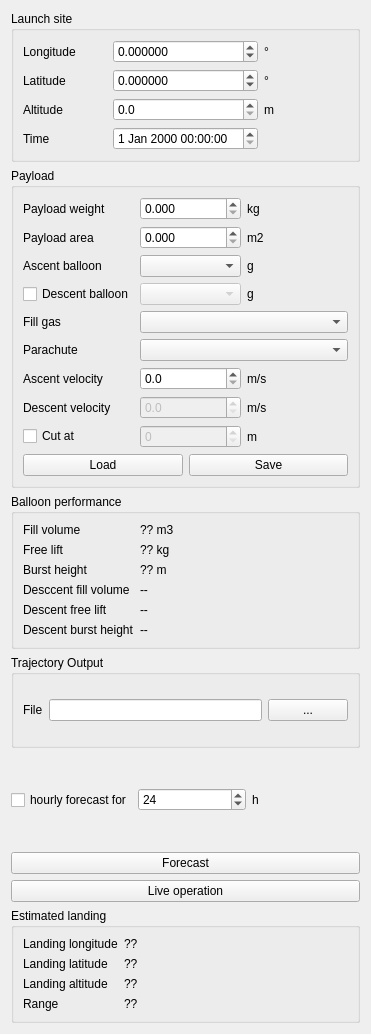
First picture: the form in balloon_operator/gui_mainwidget.ui, repository a-schneider-fmi/balloon-operator, before the edit.
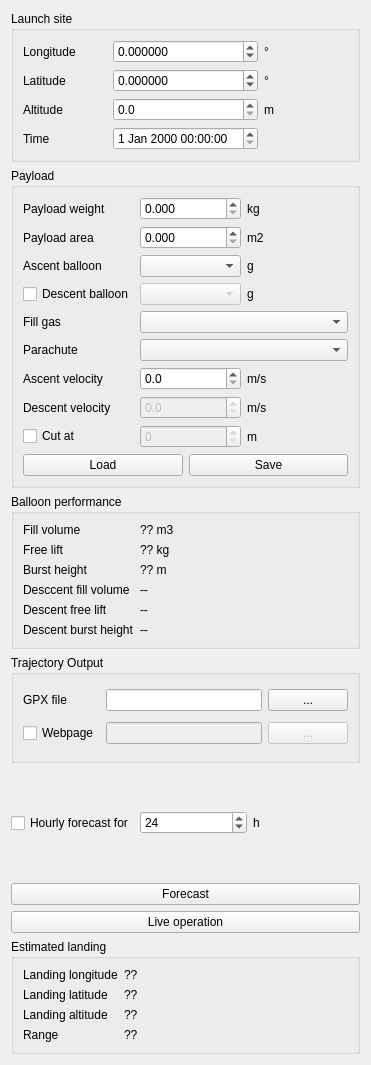
Second picture: the form after the edit. Icons and pictures are not drawn.

Commit message: Added option to create webpage to GUI.

The edit to the form file:
```diff
--- a/balloon_operator/gui_mainwidget.ui
+++ b/balloon_operator/gui_mainwidget.ui
@@ -7,7 +7,7 @@
     <x>0</x>
     <y>0</y>
     <width>371</width>
-    <height>1034</height>
+    <height>1065</height>
    </rect>
   </property>
   <property name="windowTitle">
@@ -469,24 +469,48 @@
      <property name="title">
       <string>Trajectory Output</string>
      </property>
-     <layout class="QHBoxLayout" name="horizontalLayout_2">
-      <item>
-       <widget class="QLabel" name="label_output_file">
-        <property name="text">
-         <string>File</string>
-        </property>
-       </widget>
-      </item>
-      <item>
-       <widget class="QLineEdit" name="edit_output_file"/>
-      </item>
-      <item>
+     <layout class="QGridLayout" name="layout_output">
+      <item row="0" column="2">
        <widget class="QPushButton" name="button_output_file_dialog">
         <property name="text">
          <string>...</string>
         </property>
        </widget>
       </item>
+      <item row="0" column="1">
+       <widget class="QLineEdit" name="edit_output_file"/>
+      </item>
+      <item row="0" column="0">
+       <widget class="QLabel" name="label_output_file">
+        <property name="text">
+         <string>GPX file</string>
+        </property>
+       </widget>
+      </item>
+      <item row="1" column="0">
+       <widget class="QCheckBox" name="check_webpage">
+        <property name="text">
+         <string>Webpage</string>
+        </property>
+       </widget>
+      </item>
+      <item row="1" column="1">
+       <widget class="QLineEdit" name="edit_webpage_file">
+        <property name="enabled">
+         <bool>false</bool>
+        </property>
+       </widget>
+      </item>
+      <item row="1" column="2">
+       <widget class="QPushButton" name="button_webpage_file_dialog">
+        <property name="enabled">
+         <bool>false</bool>
+        </property>
+        <property name="text">
+         <string>...</string>
+        </property>
+       </widget>
+      </item>
      </layout>
     </widget>
    </item>
@@ -495,7 +519,7 @@
      <item>
       <widget class="QCheckBox" name="check_hourly">
        <property name="text">
-        <string>hourly forecast for</string>
+        <string>Hourly forecast for</string>
        </property>
       </widget>
      </item>
```
Left out of the diff: 8 changed lines with no effect on the pictures. The commit also changes 1 other file.
